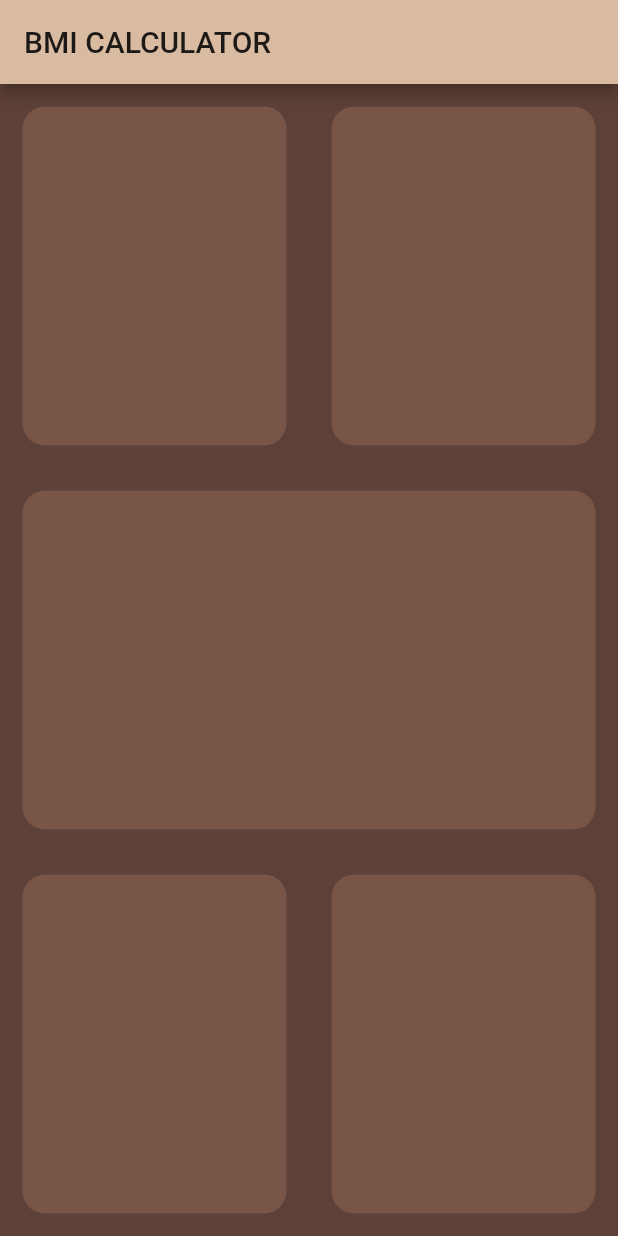
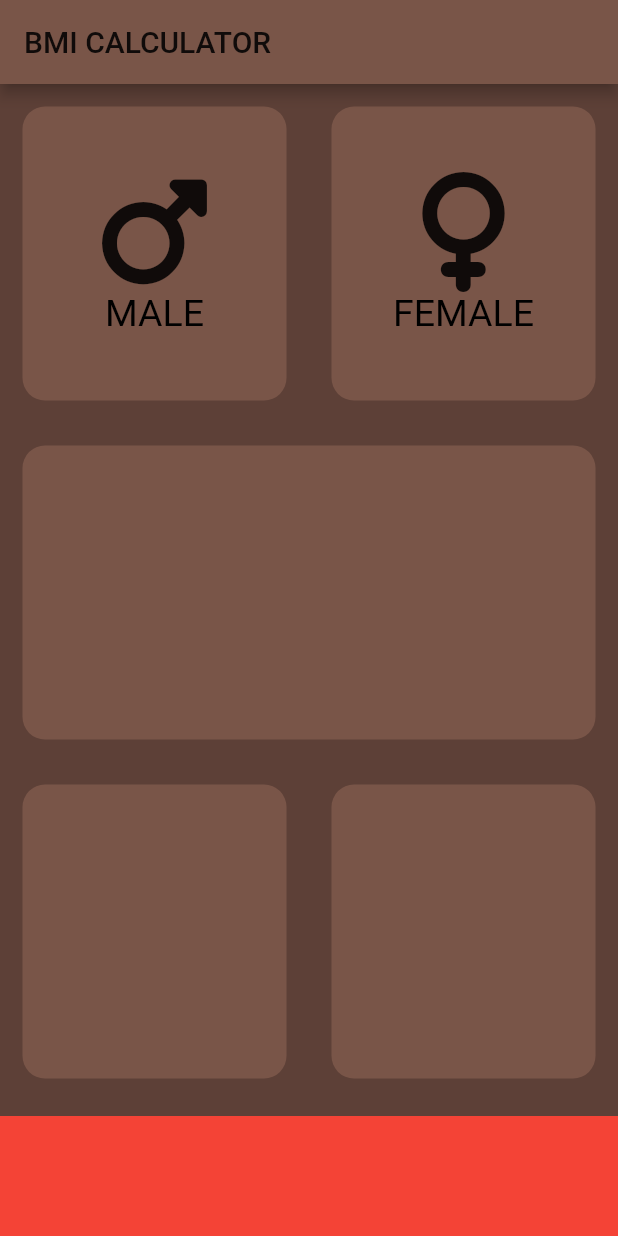
Before and after one commit to TiroLiroLD/FlutterCourse_bmi-calculator, a Flutter app: the screen it shows after launch, on a phone screen of 412 x 824 dp. Run offline on Flutter 3.47's test engine with Material 2 defaults, Android fonts, the phone set to English and light mode, and no system bars; our stand-ins replace font_awesome_flutter.

Commit message:
<feat>implement gender_icon & move ReusableCard from input_page

```diff
--- /dev/null
+++ b/lib/gender_icon.dart
@@ -0,0 +1,28 @@
+import 'package:flutter/material.dart';
+
+class GenderWidget extends StatelessWidget {
+  const GenderWidget({this.genderIcon, this.label});
+
+  final IconData genderIcon;
+  final String label;
+
+  @override
+  Widget build(BuildContext context) {
+    return Column(
+      mainAxisAlignment: MainAxisAlignment.center,
+      children: [
+        Icon(
+          genderIcon,
+          size: 80.0,
+        ),
+        Text(
+          label,
+          style: TextStyle(
+            fontSize: 25.0,
+            color: Colors.black,
+          ),
+        ),
+      ],
+    );
+  }
+}
--- a/lib/input_page.dart
+++ b/lib/input_page.dart
@@ -1,5 +1,12 @@
+import 'package:bmi_calculator/reusable_card.dart';
 import 'package:flutter/cupertino.dart';
 import 'package:flutter/material.dart';
+import 'package:font_awesome_flutter/font_awesome_flutter.dart';
+
+import 'gender_icon.dart';
+
+const double bottomContainerHeight = 80.0;
+const Color baseCardColor = Colors.brown;
 
 class InputPage extends StatefulWidget {
   @override
@@ -12,6 +19,7 @@ class _InputPageState extends State<InputPage> {
     return Scaffold(
       appBar: AppBar(
         title: Text('BMI CALCULATOR'),
+        backgroundColor: Colors.brown[500],
       ),
       body: Column(
         children: [
@@ -20,12 +28,20 @@ class _InputPageState extends State<InputPage> {
               children: [
                 Expanded(
                   child: ReusableCard(
-                    colour: Colors.brown,
+                    colour: baseCardColor,
+                    cardChild: GenderWidget(
+                      genderIcon: FontAwesomeIcons.mars,
+                      label: 'MALE',
+                    ),
                   ),
                 ),
                 Expanded(
                   child: ReusableCard(
-                    colour: Colors.brown,
+                    colour: baseCardColor,
+                    cardChild: GenderWidget(
+                      genderIcon: FontAwesomeIcons.venus,
+                      label: 'FEMALE',
+                    ),
                   ),
                 ),
               ],
@@ -33,7 +49,7 @@ class _InputPageState extends State<InputPage> {
           ),
           Expanded(
             child: ReusableCard(
-              colour: Colors.brown,
+              colour: baseCardColor,
             ),
           ),
           Expanded(
@@ -41,34 +57,24 @@ class _InputPageState extends State<InputPage> {
               children: [
                 Expanded(
                   child: ReusableCard(
-                    colour: Colors.brown,
+                    colour: baseCardColor,
                   ),
                 ),
                 Expanded(
                   child: ReusableCard(
-                    colour: Colors.brown,
+                    colour: baseCardColor,
                   ),
                 ),
               ],
             ),
+          ),
+          Container(
+            color: Colors.red,
+            height: bottomContainerHeight,
+            margin: EdgeInsets.only(top: 10.0),
           ),
         ],
       ),
     );
   }
 }
-
-class ReusableCard extends StatelessWidget {
-  ReusableCard({@required this.colour});
-
-  final Color colour;
-
-  @override
-  Widget build(BuildContext context) {
-    return Container(
-      decoration:
-          BoxDecoration(color: colour, borderRadius: BorderRadius.circular(15)),
-      margin: EdgeInsets.all(15.0),
-    );
-  }
-}
--- /dev/null
+++ b/lib/reusable_card.dart
@@ -0,0 +1,18 @@
+import 'package:flutter/material.dart';
+
+class ReusableCard extends StatelessWidget {
+  ReusableCard({@required this.colour, this.cardChild});
+
+  final Color colour;
+  final Widget cardChild;
+
+  @override
+  Widget build(BuildContext context) {
+    return Container(
+      child: cardChild,
+      decoration:
+          BoxDecoration(color: colour, borderRadius: BorderRadius.circular(15)),
+      margin: EdgeInsets.all(15.0),
+    );
+  }
+}
```
